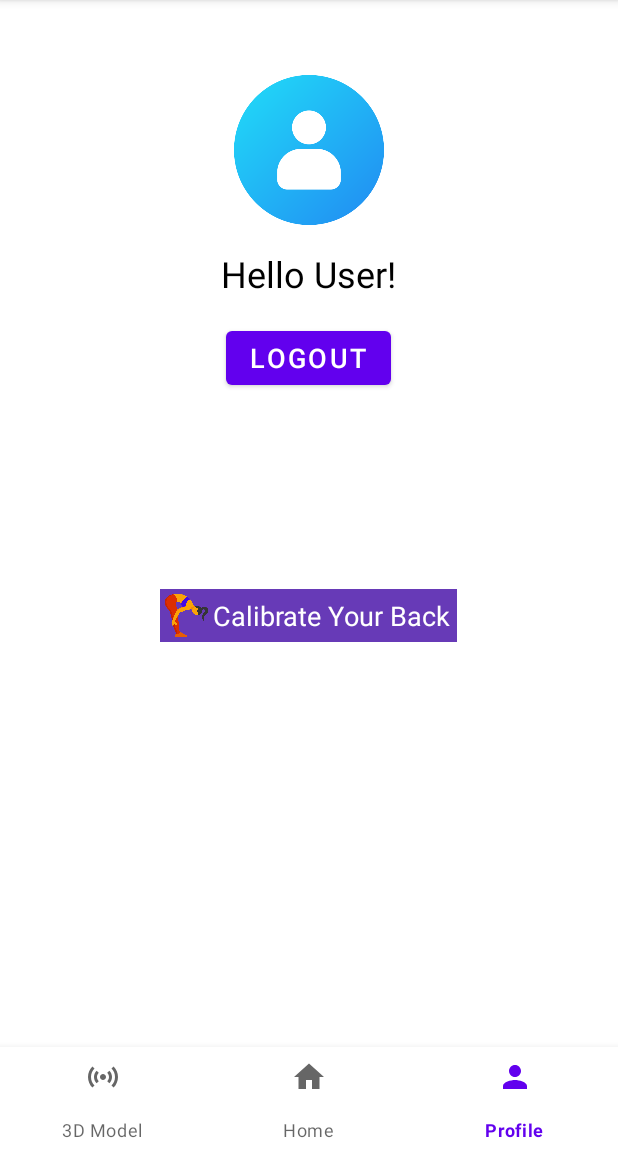
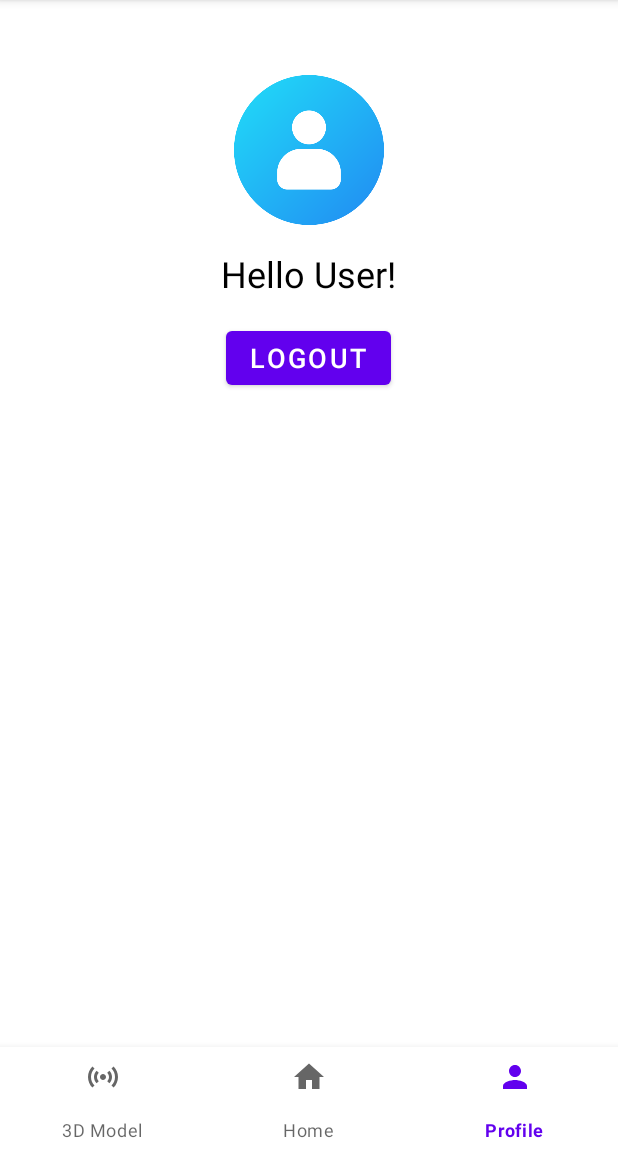
Before and after one commit to bharath12321/SpinalFreshStart, an Android app: the ProfileFragment screen opened through its navigation route, on a phone screen of 412 x 824 dp, the part 84-1236 px from its top. Run offline under Robolectric (Android 15) with nearby library versions, the phone set to English and light mode, and no system bars; our stand-ins replace Firebase (no records; nobody signed in at launch, a user with empty details on screens opened directly), navigation-ui; libraries missing offline, so code that uses them is left out: akka.http.scaladsl, com.jjoe64.graphview; network calls fail; 19 statements that could not run were skipped.

```diff
--- a/app/src/main/java/com/example/spinalfreshstart/ProfileFragment.kt
+++ b/app/src/main/java/com/example/spinalfreshstart/ProfileFragment.kt
@@ -7,6 +7,7 @@ import android.view.LayoutInflater
 import android.view.View
 import android.view.ViewGroup
 import android.widget.Button
+import android.widget.RelativeLayout
 import androidx.fragment.app.Fragment
 import com.google.firebase.auth.FirebaseAuth
 
@@ -20,7 +21,6 @@ class ProfileFragment : Fragment() {
     private var mParam1: String? = null
     private var mParam2: String? = null
     private val logoutButton: Button? = null
-
     inner class Stopwatch : Activity() {
         private val seconds = 0
         private val bending = false
@@ -45,6 +45,7 @@ class ProfileFragment : Fragment() {
     ): View? {
         val rootView = inflater.inflate(R.layout.fragment_profile, container, false)
         val logoutButton = rootView.findViewById<Button>(R.id.Logout_profile)
+
         if (logoutButton != null) {
             logoutButton.setOnClickListener {
                 FirebaseAuth.getInstance().signOut()
@@ -56,10 +57,10 @@ class ProfileFragment : Fragment() {
             println("Logout button not found...")
         }
 
-
         // Inflate the layout for this fragment
         return rootView
     }
+
 
     companion object {
         // TODO: Rename parameter arguments, choose names that match
--- a/app/src/main/res/layout/fragment_profile.xml
+++ b/app/src/main/res/layout/fragment_profile.xml
@@ -38,31 +38,31 @@
             android:layout_marginTop="16dp" />
 
     <!-- RelativeLayout to combine the image and text -->
-    <RelativeLayout
-            android:id="@+id/calibrateButton"
-            android:layout_width="wrap_content"
-            android:layout_height="wrap_content"
-            android:layout_gravity="center"
-            android:background="#673AB7"
-            android:layout_marginTop="130dp">
+<!--    <RelativeLayout-->
+<!--            android:id="@+id/calibrateButton"-->
+<!--            android:layout_width="wrap_content"-->
+<!--            android:layout_height="wrap_content"-->
+<!--            android:layout_gravity="center"-->
+<!--            android:background="#673AB7"-->
+<!--            android:layout_marginTop="130dp">-->
 
-        <ImageView
-                android:id="@+id/calibrateImage"
-                android:layout_width="35dp"
-                android:layout_height="35dp"
-                android:src="@drawable/bending_over"
-                android:layout_gravity="center"
-                android:contentDescription="Calibrate Your Back" />
+<!--        <ImageView-->
+<!--                android:id="@+id/calibrateImage"-->
+<!--                android:layout_width="35dp"-->
+<!--                android:layout_height="35dp"-->
+<!--                android:src="@drawable/bending_over"-->
+<!--                android:layout_gravity="center"-->
+<!--                android:contentDescription="Calibrate Your Back" />-->
 
-        <TextView
-                android:layout_width="wrap_content"
-                android:layout_height="wrap_content"
-                android:layout_toEndOf="@id/calibrateImage"
-                android:layout_centerVertical="true"
-                android:layout_gravity="center"
-                android:text="Calibrate Your Back "
-                android:textSize="18sp"
-                android:textColor="@android:color/white"/>
-    </RelativeLayout>
+<!--        <TextView-->
+<!--                android:layout_width="wrap_content"-->
+<!--                android:layout_height="wrap_content"-->
+<!--                android:layout_toEndOf="@id/calibrateImage"-->
+<!--                android:layout_centerVertical="true"-->
+<!--                android:layout_gravity="center"-->
+<!--                android:text="Calibrate Your Back "-->
+<!--                android:textSize="18sp"-->
+<!--                android:textColor="@android:color/white"/>-->
+<!--    </RelativeLayout>-->
 
 </LinearLayout>
```
Also changed, not shown: app/src/main/java/com/example/spinalfreshstart/ModelActivity.kt (+84 -3 lines), app/src/main/res/layout/fragment_model.xml (+17 -0 lines).
